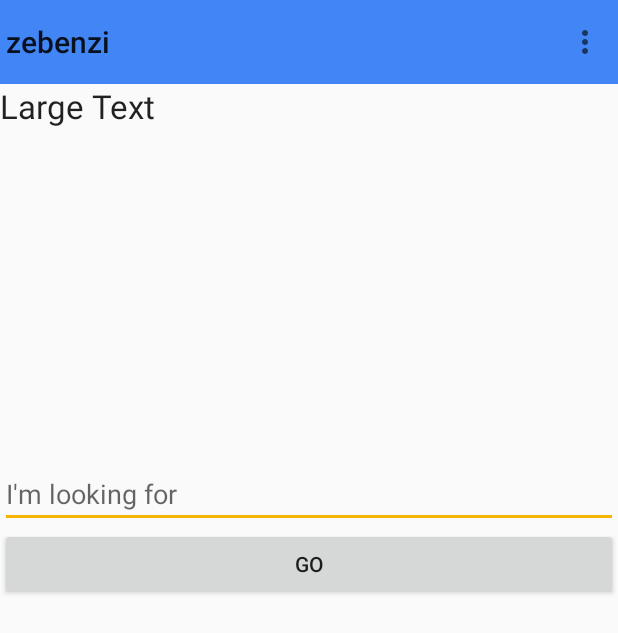
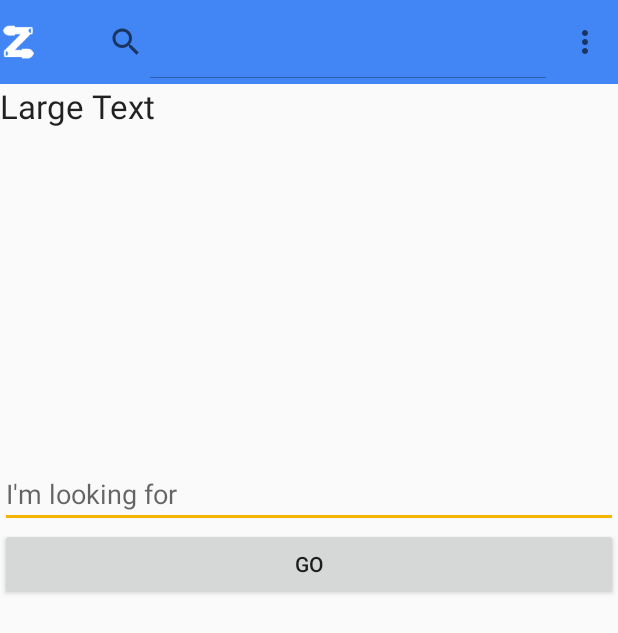
Before and after one commit to soorajpottekat/zebenzi_android, an Android app: the screen it shows after launch (SearchActivity), on a phone screen of 412 x 824 dp. Shown: the top 633 px of the screen. Run offline under Robolectric (Android 15) with nearby library versions, the phone set to English and light mode, and no system bars.

Commit message:
Added Searchview widget in toolbar

```diff
--- a/app/src/main/java/com/zebenzi/zebenzi/LoginActivity.java
+++ b/app/src/main/java/com/zebenzi/zebenzi/LoginActivity.java
@@ -113,7 +113,7 @@ public class LoginActivity extends ActionBarActivity {
 
         Toolbar toolbar = (Toolbar) findViewById(R.id.my_awesome_toolbar);
         setSupportActionBar(toolbar);
-        getSupportActionBar().setTitle(R.string.app_name);
+//        getSupportActionBar().setTitle(R.string.app_name);
 
         loginWithToken(Customer.getInstance().getToken());
     }
@@ -289,6 +289,7 @@ public class LoginActivity extends ActionBarActivity {
                 if (UserName != null) {
                     mLoginTokenView.setText(UserName);
                     Intent resultIntent = new Intent();
+                    //TODO: Fix this once user data fields are fixed to be consistent in core.
                     resultIntent.putExtra("Username", UserName);
                     setResult(RESULT_OK, resultIntent);
                     // Eventually, we should save the token and display the logged-in user's name in the app.
--- a/app/src/main/java/com/zebenzi/zebenzi/RegisterCustomerActivity.java
+++ b/app/src/main/java/com/zebenzi/zebenzi/RegisterCustomerActivity.java
@@ -121,7 +121,7 @@ public class RegisterCustomerActivity extends ActionBarActivity {
 
         Toolbar toolbar = (Toolbar) findViewById(R.id.my_awesome_toolbar);
         setSupportActionBar(toolbar);
-        getSupportActionBar().setTitle(R.string.app_name);
+//        getSupportActionBar().setTitle(R.string.app_name);
     }
 
 
--- a/app/src/main/java/com/zebenzi/zebenzi/SearchActivity.java
+++ b/app/src/main/java/com/zebenzi/zebenzi/SearchActivity.java
@@ -1,10 +1,13 @@
 package com.zebenzi.zebenzi;
 
+import android.app.SearchManager;
 import android.content.Context;
 import android.content.Intent;
 import android.os.AsyncTask;
 import android.os.Bundle;
+import android.support.v4.view.MenuItemCompat;
 import android.support.v7.app.ActionBarActivity;
+import android.support.v7.widget.SearchView;
 import android.support.v7.widget.Toolbar;
 import android.text.TextUtils;
 import android.view.KeyEvent;
@@ -62,6 +65,21 @@ public class SearchActivity extends ActionBarActivity {
         // Inflate the menu items for use in the action bar
         MenuInflater inflater = getMenuInflater();
         inflater.inflate(R.menu.menu_activity_actions, menu);
+
+        // Associate searchable configuration with the SearchView
+        SearchManager searchManager =
+                (SearchManager) getSystemService(Context.SEARCH_SERVICE);
+        MenuItem searchItem = menu.findItem(R.id.search);
+        SearchView searchView = (SearchView) MenuItemCompat.getActionView(searchItem);
+        searchView.setSearchableInfo(
+                searchManager.getSearchableInfo(getComponentName()));
+
+
+        searchView.setIconifiedByDefault(false);
+
+
+
+
         return super.onCreateOptionsMenu(menu);
     }
 
@@ -103,10 +121,13 @@ public class SearchActivity extends ActionBarActivity {
 
         Toolbar toolbar = (Toolbar) findViewById(R.id.my_awesome_toolbar);
         setSupportActionBar(toolbar);
-        getSupportActionBar().setTitle(R.string.app_name);
+//        getSupportActionBar().setTitle(R.string.app_name);
+//        getSupportActionBar().setDisplayShowHomeEnabled(true);
+        getSupportActionBar().setIcon(R.drawable.ic_menu_zebenzi_toolbar_icon);
 
         appContext = getApplicationContext();
 
+        handleIntent(getIntent());
     }
 
     @Override
@@ -278,4 +299,17 @@ public class SearchActivity extends ActionBarActivity {
         return appContext;
     }
 
+    @Override
+    protected void onNewIntent(Intent intent) {
+        handleIntent(intent);
+    }
+
+    private void handleIntent(Intent intent) {
+
+        if (Intent.ACTION_SEARCH.equals(intent.getAction())) {
+            String query = intent.getStringExtra(SearchManager.QUERY);
+            System.out.println("Search Query = " + query);
+            //use the query to search your data somehow
+        }
+    }
 }
--- a/app/src/main/res/menu/menu_activity_actions.xml
+++ b/app/src/main/res/menu/menu_activity_actions.xml
@@ -1,5 +1,6 @@
 <?xml version="1.0" encoding="utf-8"?>
-<menu xmlns:android="http://schemas.android.com/apk/res/android">
+<menu xmlns:android="http://schemas.android.com/apk/res/android"
+    xmlns:app="http://schemas.android.com/apk/res-auto">
     <item android:id="@+id/action_account"
         android:title="@string/account" />
     <item android:id="@+id/action_search"
@@ -8,4 +9,9 @@
         android:title="@string/login" />
     <item android:id="@+id/action_register"
         android:title="@string/register" />
+    <item android:id="@+id/search"
+        android:title="@string/search_title"
+        android:icon="@drawable/ic_search_black_24dp"
+        app:showAsAction="always"
+        app:actionViewClass="android.support.v7.widget.SearchView" />
 </menu>
--- /dev/null
+++ b/app/src/main/res/xml/searchable.xml
@@ -0,0 +1,5 @@
+<?xml version="1.0" encoding="utf-8"?>
+
+<searchable xmlns:android="http://schemas.android.com/apk/res/android"
+    android:label="@string/app_name"
+    android:hint="@string/search" />
```
Also changed, not shown: app/src/main/AndroidManifest.xml (+7 -2 lines).
